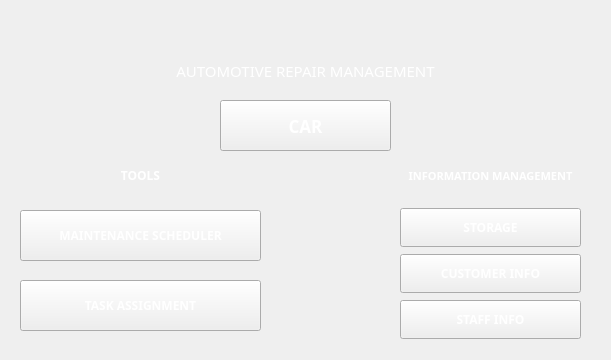
totargaming/AutomotiveRepairManagement, file mainwindow.ui: the form before one commit.
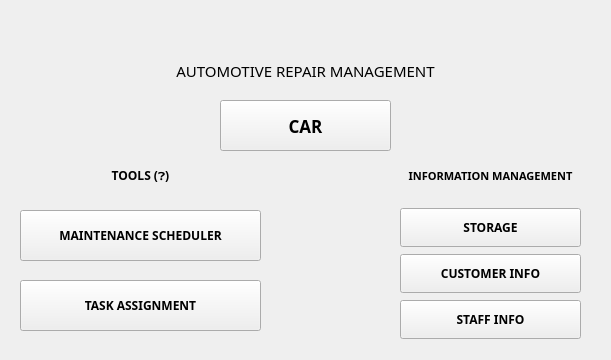
The form after the commit. Icons and pictures are not drawn.

The edit to the form file:
```diff
--- a/mainwindow.ui
+++ b/mainwindow.ui
@@ -156,6 +156,7 @@
    <string notr="true">background-image: url(:/icon/icons/background.jpg);
 background-repeat: no-repeat;
 background-position: center;
+color: black;
 
 </string>
   </property>
@@ -219,7 +220,7 @@
      <bool>false</bool>
     </property>
     <property name="text">
-     <string>TOOLS</string>
+     <string>TOOLS (❓)</string>
     </property>
     <property name="alignment">
      <set>Qt::AlignCenter</set>
```
Left out of the diff: 3 changed lines with no effect on the pictures.
